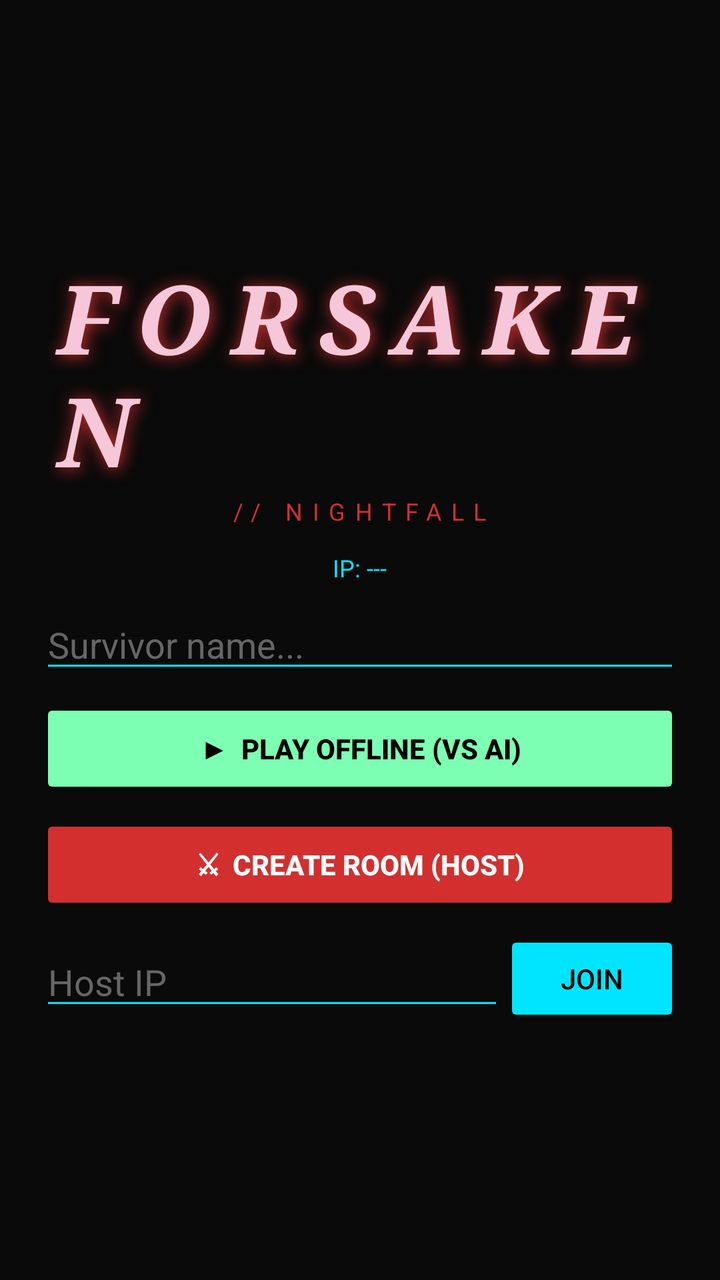
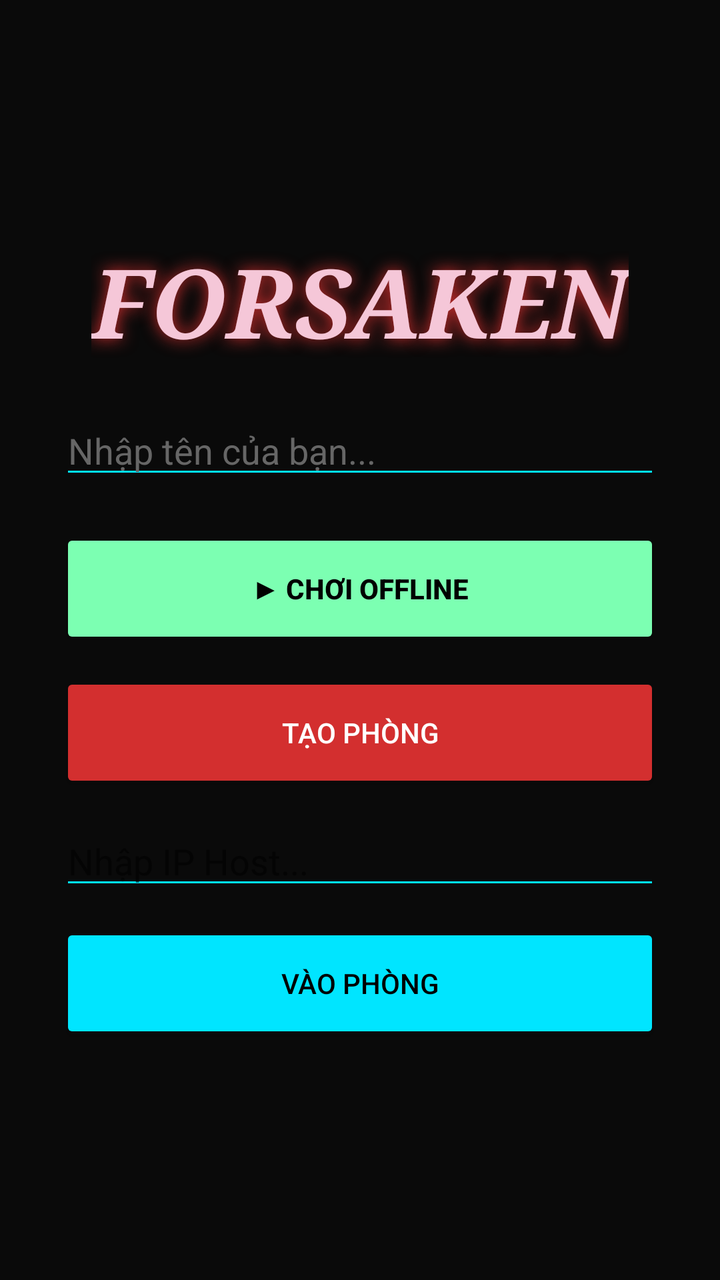

An Android layout rendered at two revisions. The XML below is the earlier revision; the diff shows what the commit changed to produce the second picture.
<!-- AndroidManifest.xml: application theme Theme.Forsaken -->
<!-- res/layout/activity_lobby.xml -->
<?xml version="1.0" encoding="utf-8"?>
<ScrollView xmlns:android="http://schemas.android.com/apk/res/android"
    android:layout_width="match_parent"
    android:layout_height="match_parent"
    android:background="#0A0A0A"
    android:fillViewport="true">

    <LinearLayout
        android:layout_width="match_parent"
        android:layout_height="wrap_content"
        android:orientation="vertical"
        android:gravity="center"
        android:padding="24dp">

        <TextView
            android:layout_width="wrap_content"
            android:layout_height="wrap_content"
            android:text="FORSAKEN"
            android:textColor="#F5C7D8"
            android:textSize="48sp"
            android:textStyle="bold|italic"
            android:fontFamily="serif"
            android:letterSpacing="0.2"
            android:shadowColor="#D32F2F"
            android:shadowRadius="20"
            android:shadowDx="2"
            android:shadowDy="2"/>

        <TextView
            android:layout_width="wrap_content"
            android:layout_height="wrap_content"
            android:text="// NIGHTFALL"
            android:textColor="#D32F2F"
            android:textSize="12sp"
            android:letterSpacing="0.4"
            android:layout_marginBottom="12dp"/>

        <TextView
            android:id="@+id/tvIp"
            android:layout_width="wrap_content"
            android:layout_height="wrap_content"
            android:text="IP: ---"
            android:textColor="#00E5FF"
            android:textSize="12sp"
            android:layout_marginBottom="8dp"/>

        <EditText
            android:id="@+id/etName"
            android:layout_width="320dp"
            android:layout_height="wrap_content"
            android:hint="Survivor name..."
            android:textColor="#FFFFFF"
            android:textColorHint="#666666"
            android:backgroundTint="#00E5FF"
            android:layout_marginBottom="8dp"/>

        <Button
            android:id="@+id/btnSinglePlayer"
            android:layout_width="320dp"
            android:layout_height="50dp"
            android:text="▶  PLAY OFFLINE (vs AI)"
            android:backgroundTint="#7CFFB2"
            android:textColor="#000000"
            android:textStyle="bold"
            android:layout_marginBottom="8dp"/>

        <Button
            android:id="@+id/btnCreateRoom"
            android:layout_width="320dp"
            android:layout_height="50dp"
            android:text="⚔  CREATE ROOM (Host)"
            android:backgroundTint="#D32F2F"
            android:textColor="#FFFFFF"
            android:textStyle="bold"
            android:layout_marginBottom="8dp"/>

        <LinearLayout
            android:layout_width="320dp"
            android:layout_height="wrap_content"
            android:orientation="horizontal"
            android:gravity="center_vertical">
            <EditText
                android:id="@+id/etIp"
                android:layout_width="0dp"
                android:layout_height="wrap_content"
                android:layout_weight="1"
                android:hint="Host IP"
                android:inputType="text"
                android:textColor="#FFFFFF"
                android:textColorHint="#666666"
                android:backgroundTint="#00E5FF"/>
            <Button
                android:id="@+id/btnJoin"
                android:layout_width="wrap_content"
                android:layout_height="wrap_content"
                android:text="JOIN"
                android:backgroundTint="#00E5FF"
                android:textColor="#000000"/>
        </LinearLayout>

    </LinearLayout>
</ScrollView>
<!-- resources referenced by this layout -->
<resources>
  <style name="Theme.Forsaken" parent="Theme.AppCompat.DayNight.NoActionBar">
          <item name="colorPrimary">#D32F2F</item>
          <item name="colorPrimaryDark">#0A0A0A</item>
          <item name="colorAccent">#00E5FF</item>
          <item name="android:windowBackground">#0A0A0A</item>
          <item name="android:statusBarColor">#0A0A0A</item>
          <item name="android:navigationBarColor">#0A0A0A</item>
          <item name="android:windowLightStatusBar">false</item>
      </style>
</resources>

<!-- the commit's change to res/layout/activity_lobby.xml (unified diff, before → after) -->
@@ -1,102 +1,77 @@
 <?xml version="1.0" encoding="utf-8"?>
-<ScrollView xmlns:android="http://schemas.android.com/apk/res/android"
+<LinearLayout xmlns:android="http://schemas.android.com/apk/res/android"
     android:layout_width="match_parent"
     android:layout_height="match_parent"
+    android:orientation="vertical"
     android:background="#0A0A0A"
-    android:fillViewport="true">
+    android:gravity="center"
+    android:padding="20dp">
 
-    <LinearLayout
-        android:layout_width="match_parent"
+    <TextView
+        android:layout_width="wrap_content"
         android:layout_height="wrap_content"
-        android:orientation="vertical"
-        android:gravity="center"
-        android:padding="24dp">
+        android:text="FORSAKEN"
+        android:textColor="#F5C7D8"
+        android:textSize="48sp"
+        android:textStyle="bold|italic"
+        android:fontFamily="serif"
+        android:shadowColor="#D32F2F"
+        android:shadowRadius="20"
+        android:layout_marginBottom="20dp"/>
 
-        <TextView
-            android:layout_width="wrap_content"
-            android:layout_height="wrap_content"
-            android:text="FORSAKEN"
-            android:textColor="#F5C7D8"
-            android:textSize="48sp"
-            android:textStyle="bold|italic"
-            android:fontFamily="serif"
-            android:letterSpacing="0.2"
-            android:shadowColor="#D32F2F"
-            android:shadowRadius="20"
-            android:shadowDx="2"
-            android:shadowDy="2"/>
+    
+    <TextView
+        android:id="@+id/tvIp"
+        android:layout_width="wrap_content"
+        android:layout_height="wrap_content"
+        android:text="IP: Đang tải..."
+        android:textColor="#00E5FF"
+        android:visibility="gone" />
 
-        <TextView
-            android:layout_width="wrap_content"
-            android:layout_height="wrap_content"
-            android:text="// NIGHTFALL"
-            android:textColor="#D32F2F"
-            android:textSize="12sp"
-            android:letterSpacing="0.4"
-            android:layout_marginBottom="12dp"/>
+    <EditText
+        android:id="@+id/etName"
+        android:layout_width="300dp"
+        android:layout_height="wrap_content"
+        android:hint="Nhập tên của bạn..."
+        android:textColor="#FFFFFF"
+        android:textColorHint="#666666"
+        android:backgroundTint="#00E5FF"
+        android:layout_marginBottom="20dp"/>
 
-        <TextView
-            android:id="@+id/tvIp"
-            android:layout_width="wrap_content"
-            android:layout_height="wrap_content"
-            android:text="IP: ---"
-            android:textColor="#00E5FF"
-            android:textSize="12sp"
-            android:layout_marginBottom="8dp"/>
+    <Button
+        android:id="@+id/btnSinglePlayer"
+        android:layout_width="300dp"
+        android:layout_height="60dp"
+        android:text="▶ CHƠI OFFLINE"
+        android:backgroundTint="#7CFFB2"
+        android:textColor="#000000"
+        android:textStyle="bold"
+        android:layout_marginBottom="12dp"/>
 
-        <EditText
-            android:id="@+id/etName"
-            android:layout_width="320dp"
-            android:layout_height="wrap_content"
-            android:hint="Survivor name..."
-            android:textColor="#FFFFFF"
-            android:textColorHint="#666666"
-            android:backgroundTint="#00E5FF"
-            android:layout_marginBottom="8dp"/>
+    <Button
+        android:id="@+id/btnCreateRoom"
+        android:layout_width="300dp"
+        android:layout_height="60dp"
+        android:text="TẠO PHÒNG"
+        android:backgroundTint="#D32F2F"
+        android:textColor="#FFFFFF"
+        android:layout_marginBottom="12dp"/>
 
-        <Button
-            android:id="@+id/btnSinglePlayer"
-            android:layout_width="320dp"
-            android:layout_height="50dp"
-            android:text="▶  PLAY OFFLINE (vs AI)"
-            android:backgroundTint="#7CFFB2"
-            android:textColor="#000000"
-            android:textStyle="bold"
-            android:layout_marginBottom="8dp"/>
+    <EditText
+        android:id="@+id/etIp"
+        android:layout_width="300dp"
+        android:layout_height="wrap_content"
+        android:hint="Nhập IP Host..."
+        android:textColor="#FFFFFF"
+        android:backgroundTint="#00E5FF"
+        android:layout_marginBottom="12dp"/>
 
-        <Button
-            android:id="@+id/btnCreateRoom"
-            android:layout_width="320dp"
-            android:layout_height="50dp"
-            android:text="⚔  CREATE ROOM (Host)"
-            android:backgroundTint="#D32F2F"
-            android:textColor="#FFFFFF"
-            android:textStyle="bold"
-            android:layout_marginBottom="8dp"/>
+    <Button
+        android:id="@+id/btnJoin"
+        android:layout_width="300dp"
+        android:layout_height="60dp"
+        android:text="VÀO PHÒNG"
+        android:backgroundTint="#00E5FF"
+        android:textColor="#000000"/>
 
-        <LinearLayout
-            android:layout_width="320dp"
-            android:layout_height="wrap_content"
-            android:orientation="horizontal"
-            android:gravity="center_vertical">
-            <EditText
-                android:id="@+id/etIp"
-                android:layout_width="0dp"
-                android:layout_height="wrap_content"
-                android:layout_weight="1"
-                android:hint="Host IP"
-                android:inputType="text"
-                android:textColor="#FFFFFF"
-                android:textColorHint="#666666"
-                android:backgroundTint="#00E5FF"/>
-            <Button
-                android:id="@+id/btnJoin"
-                android:layout_width="wrap_content"
-                android:layout_height="wrap_content"
-                android:text="JOIN"
-                android:backgroundTint="#00E5FF"
-                android:textColor="#000000"/>
-        </LinearLayout>
-
-    </LinearLayout>
-</ScrollView>
+</LinearLayout>
